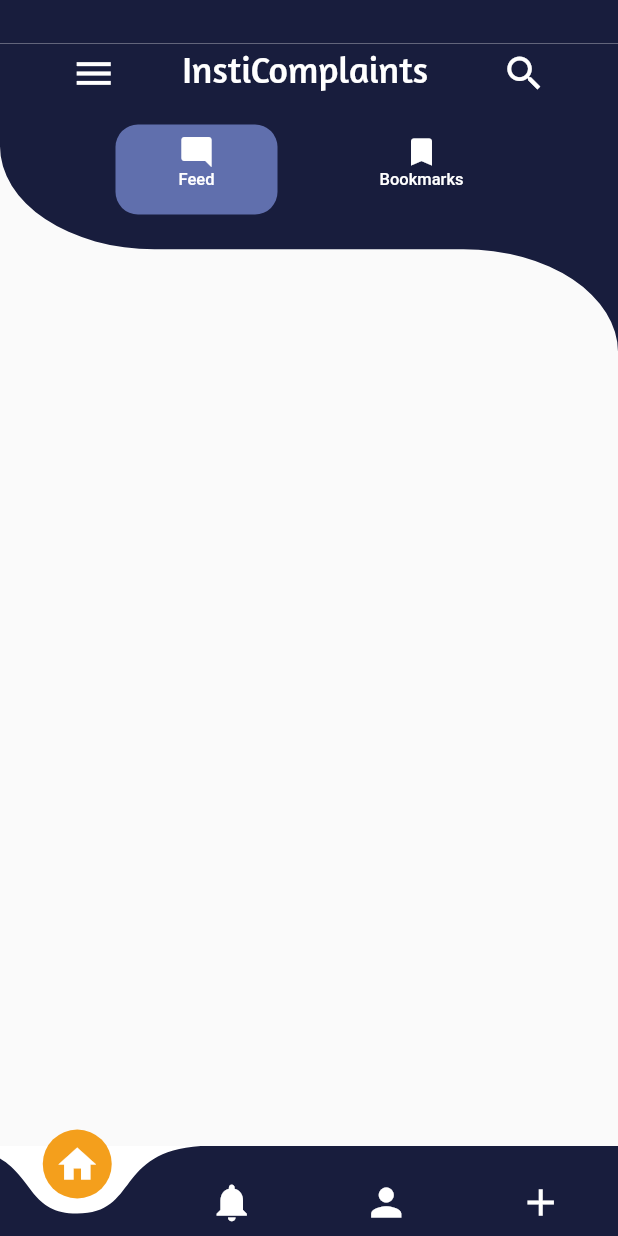
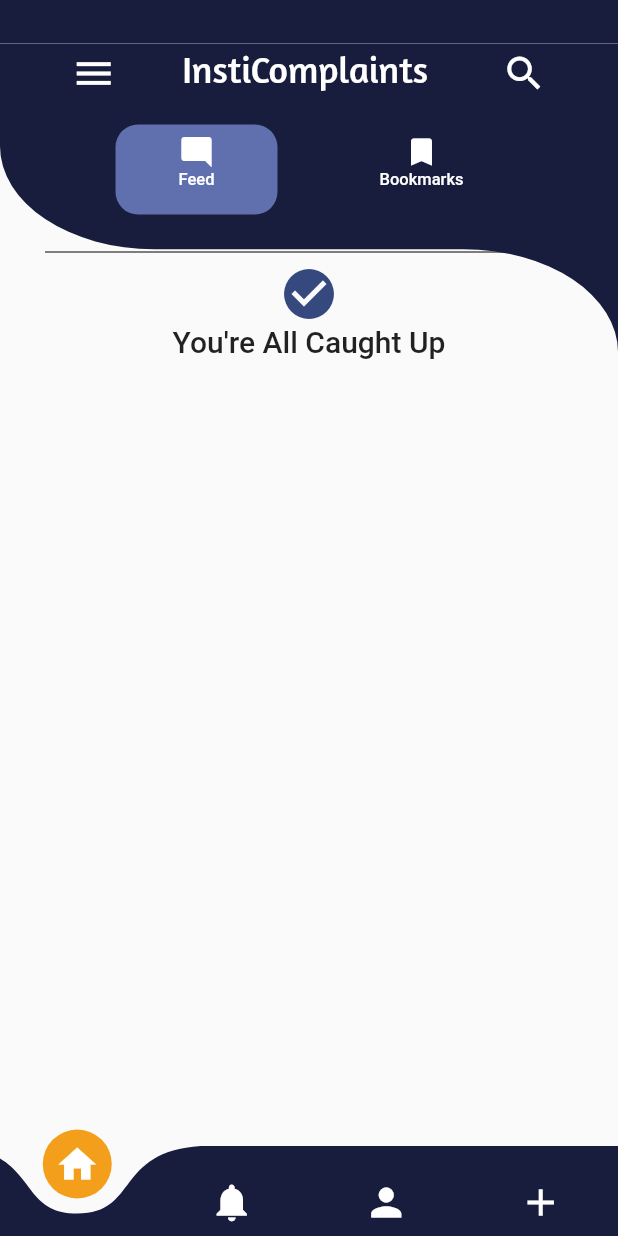
Before and after one commit to shubhanshu02/InstiComplaints-App, a Flutter app: the User1 screen opened by its route, on a phone screen of 412 x 824 dp. Run offline on Flutter 3.47's test engine with Material 2 defaults, Android fonts, the phone set to English and light mode, and no system bars; drawn by our look-alikes of curved_navigation_bar; our stand-ins replace cloud_firestore, connectivity, firebase_auth, firebase_core, firebase_storage, flutter_spinkit and 3 more; accounts and stored records are empty; network calls fail.

Commit message:
Added Institute only logins and Stream End on Feed Page

```diff
--- a/lib/feedPage.dart
+++ b/lib/feedPage.dart
@@ -71,7 +71,10 @@ class _FeedState extends State<Feed> with SingleTickerProviderStateMixin {
                       valueListenable: _filter,
                       builder: (BuildContext context, Map<String, bool> value,
                           Widget child) {
-                        return StreamBuilder<QuerySnapshot>(
+                        return Column(
+                          children: [
+                            Flexible(
+                              child: StreamBuilder<QuerySnapshot>(
                                 stream: FirebaseFirestore.instance
                                     .collection('complaints')
                                     .snapshots(),
@@ -84,9 +87,7 @@ class _FeedState extends State<Feed> with SingleTickerProviderStateMixin {
                                       ConnectionState.waiting) {
                                     return CircularProgressIndicator();
                                   }
-
-                            return new ListView(
-                              children: snapshot.data.docs
+                                  List feedcomplaints = snapshot.data.docs
                                       .map((DocumentSnapshot document) {
                                     if (value[document['category']] == true) {
                                       return Card(
@@ -103,8 +104,10 @@ class _FeedState extends State<Feed> with SingleTickerProviderStateMixin {
                                               onTap: () {
                                                 showDialog(
                                                     context: context,
-                        builder: (BuildContext context) => ComplaintDialog(document.id)
-                      );
+                                                    builder: (BuildContext
+                                                            context) =>
+                                                        ComplaintDialog(
+                                                            document.id));
                                                 //TODO: Add navigator to other card
                                               },
                                               child: Container(
@@ -125,24 +128,30 @@ class _FeedState extends State<Feed> with SingleTickerProviderStateMixin {
                                                           children: <Widget>[
                                                             Row(children: [
                                                               Text(
-                                                              document["title"],
+                                                                  document[
+                                                                      "title"],
                                                                   style: TextStyle(
                                                                       fontWeight:
                                                                           FontWeight
                                                                               .bold,
-                                                                  fontSize: 18))
+                                                                      fontSize:
+                                                                          18))
                                                             ]),
                                                             Row(
-                                                          children: <Widget>[
+                                                              children: <
+                                                                  Widget>[
                                                                 Text(
                                                                   'Posted by ',
                                                                   style: TextStyle(
-                                                                  fontSize: 12),
+                                                                      fontSize:
+                                                                          12),
                                                                 ),
                                                                 Text(
-                                                              document['email'], // todo: add name field in complaints collection docs
+                                                                  document[
+                                                                      'email'], // todo: add name field in complaints collection docs
                                                                   style: TextStyle(
-                                                                  fontSize: 12,
+                                                                      fontSize:
+                                                                          12,
                                                                       fontWeight:
                                                                           FontWeight
                                                                               .bold),
@@ -163,10 +172,11 @@ class _FeedState extends State<Feed> with SingleTickerProviderStateMixin {
                                                     Expanded(
                                                       child: Row(
                                                         mainAxisAlignment:
-                                                        MainAxisAlignment.start,
+                                                            MainAxisAlignment
+                                                                .start,
                                                         children: <Widget>[
-                                                      Icon(
-                                                          Icons.calendar_today),
+                                                          Icon(Icons
+                                                              .calendar_today),
                                                           Text(
                                                             DateFormat.yMMMMd()
                                                                 .format(document[
@@ -181,7 +191,8 @@ class _FeedState extends State<Feed> with SingleTickerProviderStateMixin {
                                                           ),
                                                           Text(' in '),
                                                           Text(
-                                                        document["category"],
+                                                            document[
+                                                                "category"],
                                                             style: TextStyle(
                                                                 fontSize: 12,
                                                                 fontWeight:
@@ -196,8 +207,10 @@ class _FeedState extends State<Feed> with SingleTickerProviderStateMixin {
                                                       children: <Widget>[
                                                         Flexible(
                                                           child: Text(
-                                                        document["description"],
-                                                        overflow: TextOverflow
+                                                            document[
+                                                                "description"],
+                                                            overflow:
+                                                                TextOverflow
                                                                     .ellipsis,
                                                             style: TextStyle(
                                                                 fontSize: 15),
@@ -211,7 +224,8 @@ class _FeedState extends State<Feed> with SingleTickerProviderStateMixin {
                                                           MainAxisAlignment
                                                               .spaceEvenly,
                                                       crossAxisAlignment:
-                                                      CrossAxisAlignment.end,
+                                                          CrossAxisAlignment
+                                                              .end,
                                                       children: <Widget>[
                                                         SizedBox(
                                                           width: 70,
@@ -223,13 +237,15 @@ class _FeedState extends State<Feed> with SingleTickerProviderStateMixin {
                                                               crossAxisAlignment:
                                                                   CrossAxisAlignment
                                                                       .center,
-                                                          children: <Widget>[
+                                                              children: <
+                                                                  Widget>[
                                                                 Text(
                                                                     document[
                                                                         "status"],
                                                                     style:
                                                                         TextStyle(
-                                                                  fontSize: 16,
+                                                                      fontSize:
+                                                                          16,
                                                                       color: Colors
                                                                           .red
                                                                           .withOpacity(
@@ -243,8 +259,10 @@ class _FeedState extends State<Feed> with SingleTickerProviderStateMixin {
                                                                 ),
                                                                 Text(
                                                                   'Status',
-                                                              style: TextStyle(
-                                                                fontSize: 11,
+                                                                  style:
+                                                                      TextStyle(
+                                                                    fontSize:
+                                                                        11,
                                                                   ),
                                                                   textAlign:
                                                                       TextAlign
@@ -257,8 +275,8 @@ class _FeedState extends State<Feed> with SingleTickerProviderStateMixin {
                                                         Column(
                                                           children: <Widget>[
                                                             IconButton(
-                                                          icon:
-                                                              Icon(Icons.share),
+                                                              icon: Icon(
+                                                                  Icons.share),
                                                               onPressed: () {},
                                                             ),
                                                             Text(
@@ -296,9 +314,34 @@ class _FeedState extends State<Feed> with SingleTickerProviderStateMixin {
                                       return Container(
                                         height: 0,
                                       );
-                              }).toList(),
-                            );
+                                  }).toList();
+                                  feedcomplaints.add(Container(
+                                      padding: EdgeInsets.all(10),
+                                      child: Expanded(
+                                        child: Column(
+                                          children: [
+                                            Divider(
+                                              color: Colors.black,
+                                            ),
+                                            Icon(
+                                              Icons.check_circle,
+                                              size: 40,
+                                              color: Color(0xFF36497E),
+                                            ),
+                                            Text(
+                                              "You're All Caught Up",
+                                              style: Theme.of(context)
+                                                  .textTheme
+                                                  .headline6,
+                                            )
+                                          ],
+                                        ),
+                                      )));
+                                  return new ListView(children: feedcomplaints);
                                 },
+                              ),
+                            ),
+                          ],
                         );
                       },
                     ))),
@@ -987,13 +1030,6 @@ class _NavDrawerState extends State<NavDrawer> {
                 Navigator.pushReplacementNamed(context, '/');
               },
             ),
-            Divider(
-              height: 0.75,
-              color: Color(0xFF181D3D),
-              thickness: 0.75,
-              indent: 15.0,
-              endIndent: 15.0,
-            ),
           ],
         ),
       ),
@@ -1051,7 +1087,9 @@ class _ComplaintTile1State extends State<ComplaintTile1> {
                 return Text('Press button to start.');
               case ConnectionState.active:
               case ConnectionState.waiting:
-                  return Text('Awaiting result...');
+                return Center(
+                  child: CircularProgressIndicator(),
+                );
               case ConnectionState.done:
                 if (user.hasError) return Text('Error: ${user.error}');
                 if (user.data['status'] == 'resolved')
@@ -1095,7 +1133,8 @@ class _ComplaintTile1State extends State<ComplaintTile1> {
                                               style: TextStyle(fontSize: 12),
                                             ),
                                             Text(
-                                            user.data['email'], // todo: add name field in complaints collection docs
+                                              user.data[
+                                                  'email'], // todo: add name field in complaints collection docs
                                               style: TextStyle(
                                                   fontSize: 12,
                                                   fontWeight: FontWeight.bold),
@@ -1119,8 +1158,8 @@ class _ComplaintTile1State extends State<ComplaintTile1> {
                                       Icon(Icons.calendar_today),
                                       Text(
                                         DateFormat.yMd()
-                                          .format(
-                                              user.data['filing time'].toDate())
+                                            .format(user.data['filing time']
+                                                .toDate())
                                             .toString(),
                                         style: TextStyle(
                                             fontSize: 12,
@@ -1166,8 +1205,8 @@ class _ComplaintTile1State extends State<ComplaintTile1> {
                                             Text(user.data["status"],
                                                 style: TextStyle(
                                                   fontSize: 16,
-                                                color:
-                                                    Colors.red.withOpacity(0.6),
+                                                  color: Colors.red
+                                                      .withOpacity(0.6),
                                                   fontWeight: FontWeight.bold,
                                                 )),
                                             SizedBox(
@@ -1220,12 +1259,10 @@ class _ComplaintTile1State extends State<ComplaintTile1> {
                           ),
                         ),
                       ));
-              }
-              else{
-              return CircularProgressIndicator();
+                } else {
+                  return Center(child: CircularProgressIndicator());
                 }
             }
-
             return null; // unreachable
           },
         );
--- a/lib/navigation.dart
+++ b/lib/navigation.dart
@@ -55,7 +55,7 @@ class _User1State extends State<User1> {
                     : children1[currentIndex],
                 bottomNavigationBar: (user.data['type'] == 'admin')
                     ? CurvedNavigationBar(
-                        backgroundColor: Colors.white,
+                        backgroundColor: Color(0xFFFAFAFA),
                         color: Color(0xFF181d3d),
                         buttonBackgroundColor: Color(0xFFF49F1C),
                         height: 60,
@@ -84,7 +84,7 @@ class _User1State extends State<User1> {
                         index: currentIndex,
                       )
                     : CurvedNavigationBar(
-                        backgroundColor: Colors.white,
+                        backgroundColor: Color(0xFFFAFAFA),
                         color: Color(0xFF181d3d),
                         buttonBackgroundColor: Color(0xFFF49F1C),
                         height: 60,
--- a/pubspec.yaml
+++ b/pubspec.yaml
@@ -35,6 +35,7 @@ dependencies:
   provider: ^4.3.2+2
   flutter_spinkit: ^4.1.2+1
   firebase_storage: ^4.0.1
+  connectivity: ^2.0.0
 
   # The following adds the Cupertino Icons font to your application.
   # Use with the CupertinoIcons class for iOS style icons.
```
Also changed, not shown: lib/login.dart (+66 -16 lines), pubspec.lock. Lines whose indentation alone changed are shown as unchanged.
